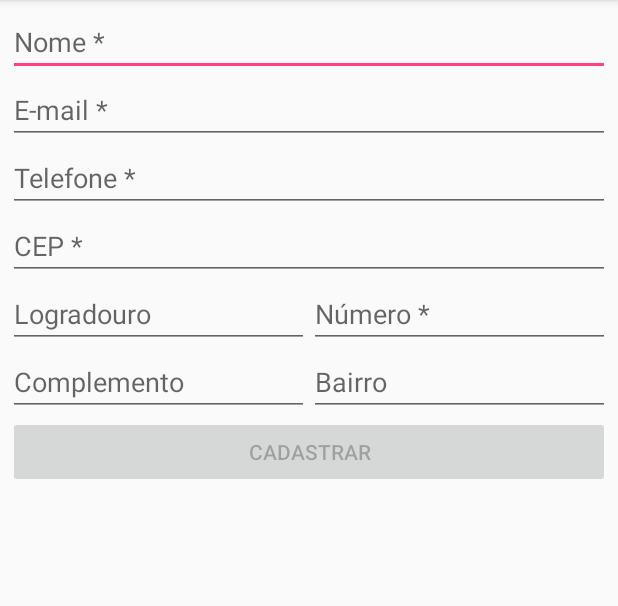
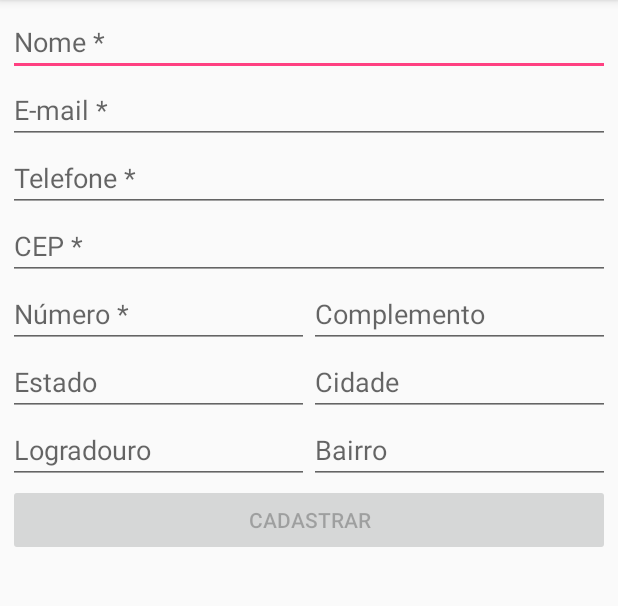
Before and after one commit to augustelaa/EuQuem, an Android app: the screen it shows after launch (MainActivity), on a phone screen of 412 x 824 dp, the part 84-690 px from its top. Run offline under Robolectric (Android 15) with nearby library versions, the phone set to English and light mode, and no system bars.

Commit message:
Criação de uma nova Activity para a área pós cadastro. Ajuste nos campos de cidade e estado. Criado a validação do campo de e-mail. Todo o formulário passa a ter watchers que ativam ou desativam o botão de cadastro caso o cliente preencha corretamente o formulário.

```diff
--- a/app/src/main/AndroidManifest.xml
+++ b/app/src/main/AndroidManifest.xml
@@ -18,6 +18,7 @@
                 <category android:name="android.intent.category.LAUNCHER" />
             </intent-filter>
         </activity>
+        <activity android:name=".CadastradoActivity" android:label="@string/app_name"></activity>
     </application>
 
 </manifest>
--- a/app/src/main/java/com/example/supero/euquem/MainActivity.java
+++ b/app/src/main/java/com/example/supero/euquem/MainActivity.java
@@ -1,33 +1,37 @@
 package com.example.supero.euquem;
 
-import android.app.ProgressDialog;
-import android.os.AsyncTask;
+import android.os.Bundle;
+import android.content.Intent;
 import android.support.v7.app.AppCompatActivity;
 import android.text.Editable;
-import android.os.Bundle;
 import android.text.TextWatcher;
 import android.util.Log;
+import android.util.Patterns;
+import android.widget.Button;
+import android.view.View;
 import android.widget.EditText;
-
-import java.io.BufferedInputStream;
-import java.io.BufferedReader;
-import java.io.IOException;
-import java.io.InputStream;
-import java.io.InputStreamReader;
-import java.net.HttpURLConnection;
-import java.net.URL;
 
 public class MainActivity extends AppCompatActivity {
 
-    public EditText cepEditText;
-    public EditText logradouroEditText;
-    public EditText numeroEditText;
-    public EditText complementoEditText;
-    public EditText bairroEditText;
-    public EditText cidadeEditText;
-    public EditText estadoEditText;
+    private CorreiosAPI correiosAPI;
 
-    private CorreiosAPI correiosAPI;
+    protected EditText cepEditText;
+    protected EditText emailEditText;
+    protected EditText nomeEditText;
+    protected EditText telefoneEditText;
+    protected Button cadastrarButton;
+    protected EditText logradouroEditText;
+    protected EditText numeroEditText;
+    protected EditText complementoEditText;
+    protected EditText bairroEditText;
+    protected EditText cidadeEditText;
+    protected EditText estadoEditText;
+
+    public boolean cepValido;
+    public boolean emailValido;
+    public boolean nomeValido;
+    public boolean telefoneValido;
+    public boolean numeroValido;
 
     @Override
     protected void onCreate(Bundle savedInstanceState) {
@@ -36,6 +40,10 @@ public class MainActivity extends AppCompatActivity {
 
         /* Instanciando os inputs */
         cepEditText = (EditText) findViewById(R.id.cep);
+        emailEditText = (EditText) findViewById(R.id.email);
+        nomeEditText = (EditText) findViewById(R.id.nome);
+        telefoneEditText = (EditText) findViewById(R.id.telefone);
+        cadastrarButton = (Button) findViewById(R.id.cadastrar);
         logradouroEditText = (EditText) findViewById(R.id.logradouro);
         numeroEditText = (EditText) findViewById(R.id.numero);
         complementoEditText = (EditText) findViewById(R.id.complemento);
@@ -43,15 +51,51 @@ public class MainActivity extends AppCompatActivity {
         cidadeEditText = (EditText) findViewById(R.id.cidade);
         estadoEditText = (EditText) findViewById(R.id.estado);
         /* Iniciando os watchs */
-        new CEPWatcher();
+        new TheWatcher();
 
         correiosAPI = new CorreiosAPI(this);
     }
 
-    class CEPWatcher {
+    public void isFormularioValido(){
+        if(nomeValido && telefoneValido && cepValido && numeroValido && emailValido) {
+            cadastrarButton.setEnabled(true);
+        }else{
+            cadastrarButton.setEnabled(false);
+        }
+    }
 
-        public CEPWatcher(){
+    // Chamado ao clicar o botão de cadastrar
+    public void cadastrar(View view){
+        Intent intent = new Intent(MainActivity.this, CadastradoActivity.class);
+        startActivity(intent);
+    }
+
+    class TheWatcher {
+
+        public TheWatcher(){
             cepEditText.addTextChangedListener(cepWatcher);
+            emailEditText.addTextChangedListener(emailWatcher);
+            nomeEditText.addTextChangedListener(nomeWatcher);
+            telefoneEditText.addTextChangedListener(telefoneWatcher);
+            numeroEditText.addTextChangedListener(numeroWatcher);
+
+            cepValido = false;
+        }
+
+        public final boolean isValidEmail(CharSequence target) {
+            if (target == null) {
+                return false;
+            } else {
+                return android.util.Patterns.EMAIL_ADDRESS.matcher(target).matches();
+            }
+        }
+
+        public final boolean isValidPhone(CharSequence target) {
+            if (target == null) {
+                return false;
+            } else {
+                return Patterns.PHONE.matcher(target).matches();
+            }
         }
 
         public final TextWatcher cepWatcher = new TextWatcher() {
@@ -64,10 +108,92 @@ public class MainActivity extends AppCompatActivity {
             }
 
             public void afterTextChanged(Editable s) {
-                if (s.length() == 8) {
-                    Log.i("CEP", "Consultando CEP: " + s.toString());
+                if (cepEditText.getText().length() == 8) {
+                    Log.i("CEP", "Consultando CEP: " + cepEditText.getText().toString());
                     correiosAPI.chamarAsyncTaskConsultaCEP();
+                }else{
+                    cepValido = false;
                 }
+
+                isFormularioValido();
+            }
+        };
+
+        public final TextWatcher emailWatcher = new TextWatcher() {
+            public void beforeTextChanged(CharSequence s, int start, int count, int after) {
+
+            }
+
+            public void onTextChanged(CharSequence s, int start, int before, int count) {
+
+            }
+
+            public void afterTextChanged(Editable s) {
+                if (emailEditText.getText().length() > 6) {
+                    Log.i("E-mail", "Consultando e-mail: " + emailEditText.getText().toString());
+                    emailValido = isValidEmail(emailEditText.getText());
+                }
+
+                isFormularioValido();
+            }
+        };
+
+        public final TextWatcher nomeWatcher = new TextWatcher() {
+            public void beforeTextChanged(CharSequence s, int start, int count, int after) {
+
+            }
+
+            public void onTextChanged(CharSequence s, int start, int before, int count) {
+
+            }
+
+            public void afterTextChanged(Editable s) {
+                if (nomeEditText.getText().length() >= 2) {
+                    nomeValido = true;
+                }else{
+                    nomeValido = false;
+                }
+
+                isFormularioValido();
+            }
+        };
+
+        public final TextWatcher telefoneWatcher = new TextWatcher() {
+            public void beforeTextChanged(CharSequence s, int start, int count, int after) {
+
+            }
+
+            public void onTextChanged(CharSequence s, int start, int before, int count) {
+
+            }
+
+            public void afterTextChanged(Editable s) {
+                if (telefoneEditText.getText().length() >= 8) {
+                    Log.i("Telefone", "Consultando telefone: " + telefoneEditText.getText().toString());
+                    telefoneValido = isValidPhone(telefoneEditText.getText());
+                }
+
+                isFormularioValido();
+            }
+        };
+
+        public final TextWatcher numeroWatcher = new TextWatcher() {
+            public void beforeTextChanged(CharSequence s, int start, int count, int after) {
+
+            }
+
+            public void onTextChanged(CharSequence s, int start, int before, int count) {
+
+            }
+
+            public void afterTextChanged(Editable s) {
+                if (numeroEditText.getText().length() > 0) {
+                    numeroValido = true;
+                }else{
+                    numeroValido = false;
+                }
+
+                isFormularioValido();
             }
         };
     }
--- a/app/src/main/res/layout/activity_main.xml
+++ b/app/src/main/res/layout/activity_main.xml
@@ -43,20 +43,19 @@
         android:orientation="horizontal">
 
         <EditText
-            android:id="@+id/logradouro"
-            android:layout_width="match_parent"
-            android:layout_height="wrap_content"
-            android:layout_weight="1"
-            android:editable="false"
-            android:hint="@string/logradouro_hint" />
-
-        <EditText
             android:id="@+id/numero"
             android:layout_width="match_parent"
             android:layout_height="wrap_content"
             android:layout_weight="1"
             android:hint="@string/numero_hint"
             android:inputType="number" />
+
+        <EditText
+            android:id="@+id/complemento"
+            android:layout_width="match_parent"
+            android:layout_height="wrap_content"
+            android:layout_weight="1"
+            android:hint="@string/complemento_hint" />
 
     </LinearLayout>
 
@@ -66,11 +65,33 @@
         android:orientation="horizontal">
 
         <EditText
-            android:id="@+id/complemento"
+            android:id="@+id/estado"
             android:layout_width="match_parent"
             android:layout_height="wrap_content"
             android:layout_weight="1"
-            android:hint="@string/complemento_hint" />
+            android:hint="@string/estado_hint" />
+
+        <EditText
+            android:id="@+id/cidade"
+            android:layout_width="match_parent"
+            android:layout_height="wrap_content"
+            android:layout_weight="1"
+            android:editable="false"
+            android:hint="@string/cidade_hint" />
+    </LinearLayout>
+
+    <LinearLayout
+        android:layout_width="match_parent"
+        android:layout_height="wrap_content"
+        android:orientation="horizontal">
+
+        <EditText
+            android:id="@+id/logradouro"
+            android:layout_width="match_parent"
+            android:layout_height="wrap_content"
+            android:layout_weight="1"
+            android:editable="false"
+            android:hint="@string/logradouro_hint" />
 
         <EditText
             android:id="@+id/bairro"
@@ -79,29 +100,6 @@
             android:layout_weight="1"
             android:editable="false"
             android:hint="@string/bairro_hint" />
-
-    </LinearLayout>
-
-    <LinearLayout
-        android:layout_width="match_parent"
-        android:layout_height="wrap_content"
-        android:layout_weight="1"
-        android:orientation="horizontal">
-
-        <EditText
-            android:id="@+id/cidade"
-            android:layout_width="match_parent"
-            android:layout_height="wrap_content"
-            android:layout_weight="1"
-            android:editable="false"
-            android:hint="@string/cidade_hint" />
-
-        <EditText
-            android:id="@+id/estado"
-            android:layout_width="match_parent"
-            android:layout_height="wrap_content"
-            android:layout_weight="1"
-            android:hint="@string/estado_hint" />
 
     </LinearLayout>
 
@@ -116,6 +114,7 @@
             android:layout_height="wrap_content"
             android:layout_weight="1"
             android:enabled="false"
+            android:onClick="cadastrar"
             android:text="@string/cadastrar_button" />
     </LinearLayout>
 
--- a/app/src/main/res/values/dimen.xml
+++ b/app/src/main/res/values/dimen.xml
@@ -2,4 +2,7 @@
 <resources>
     <dimen name="activity_vertical_margin">5dp</dimen>
     <dimen name="activity_horizontal_margin">5dp</dimen>
+
+    <dimen name="cadastrado_vertical_margin">15dp</dimen>
+    <dimen name="cadastrado_horizontal_margin">15dp</dimen>
 </resources>
--- a/app/src/main/res/values/strings.xml
+++ b/app/src/main/res/values/strings.xml
@@ -12,4 +12,6 @@
     <string name="estado_hint">Estado</string>
     <string name="telefone_hint">Telefone *</string>
     <string name="cadastrar_button">Cadastrar</string>
+    <string name="cadastrado_mensagem">Parabéns! Seu cadastro foi efetuado com sucesso.</string>
+    <string name="voltar_button">Voltar</string>
 </resources>
```
Also changed, not shown: app/src/main/java/com/example/supero/euquem/CadastradoActivity.java (added, +20 -0 lines), app/src/main/java/com/example/supero/euquem/CorreiosAPI.java (+21 -5 lines), app/src/main/res/layout/activity_cadastrado.xml (added, +56 -0 lines).
